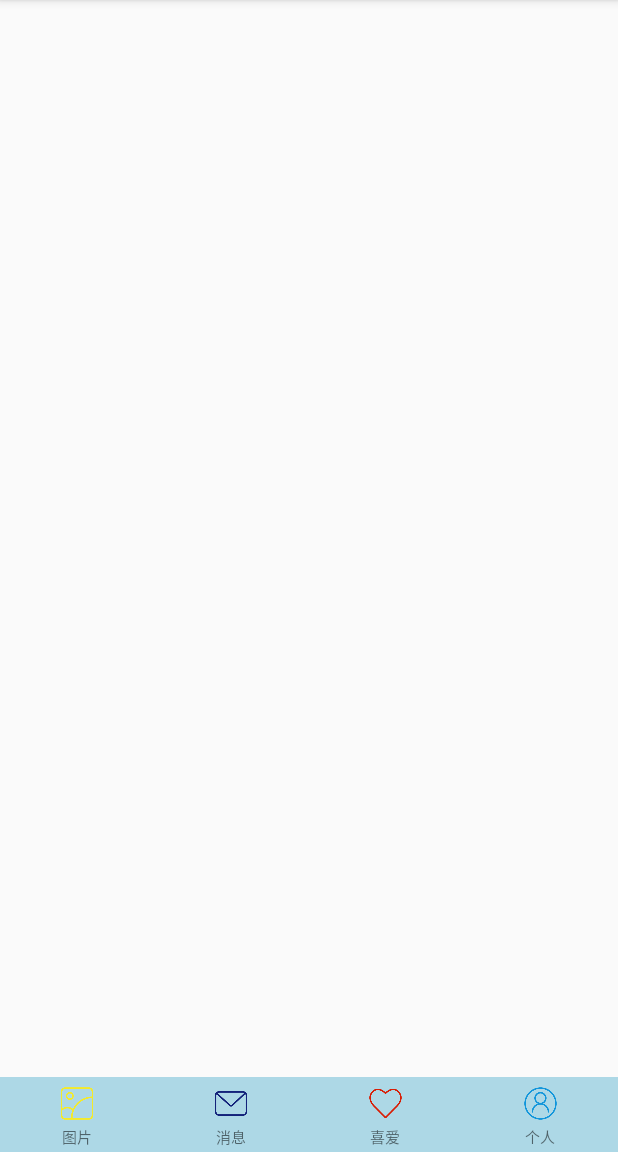
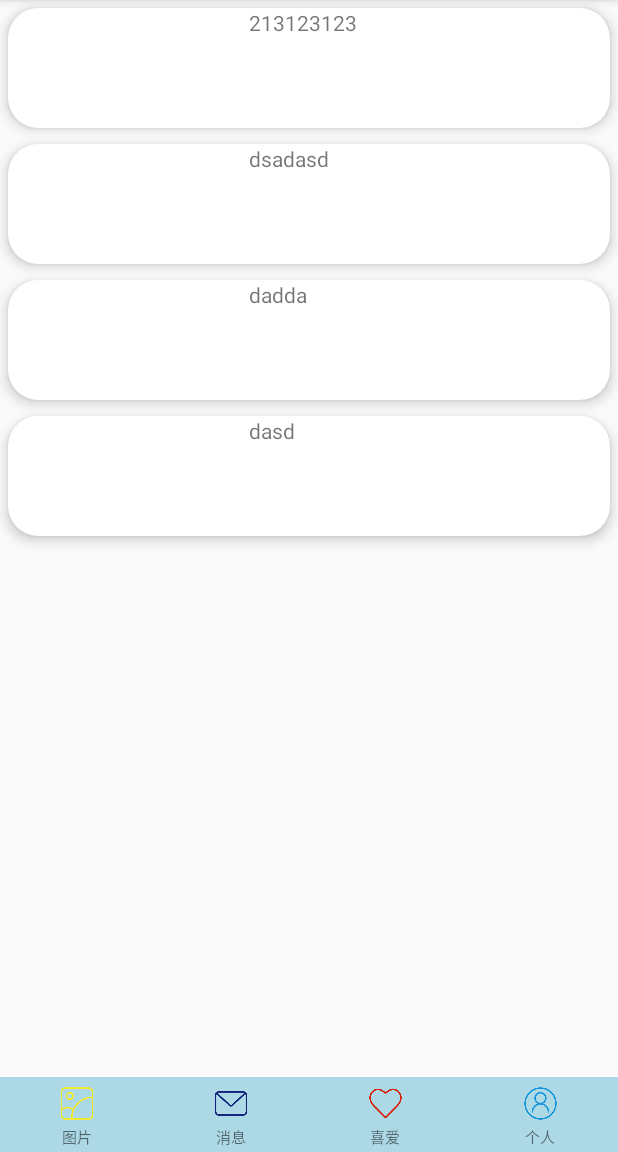
Before and after one commit to FarmerQi/Demo, an Android app: the screen it shows after launch (MainActivity), on a phone screen of 412 x 824 dp, the part 84-1236 px from its top. Run offline under Robolectric (Android 15) with nearby library versions, the light colour scheme and no system bars.

Commit message:
add recyclerview

```diff
--- a/Farm/MyApplication/app/build.gradle
+++ b/Farm/MyApplication/app/build.gradle
@@ -30,4 +30,5 @@ dependencies {
     implementation 'com.android.support:support-v4:25.3.1'
     implementation 'com.android.support:design:25.3.1'
     implementation 'com.android.support:cardview-v7:25.3.1'
+    implementation 'com.android.support:recyclerview-v7:25.3.1'
 }
--- a/Farm/MyApplication/app/src/main/java/com/example/farmerqi/farm/MainActivity.java
+++ b/Farm/MyApplication/app/src/main/java/com/example/farmerqi/farm/MainActivity.java
@@ -7,12 +7,17 @@ import android.support.v4.view.GravityCompat;
 import android.support.v4.widget.DrawerLayout;
 import android.support.v7.app.ActionBarDrawerToggle;
 import android.support.v7.app.AppCompatActivity;
+import android.support.v7.widget.LinearLayoutManager;
+import android.support.v7.widget.RecyclerView;
 import android.support.v7.widget.Toolbar;
 import android.view.Menu;
 import android.view.MenuItem;
 import android.view.View;
 import android.widget.ImageView;
 import android.widget.Toast;
+
+import java.util.ArrayList;
+import java.util.List;
 
 /**
  * Created by FarmerQi on 2017/12/13.
@@ -21,6 +26,8 @@ import android.widget.Toast;
 public class MainActivity extends AppCompatActivity implements
         NavigationView.OnNavigationItemSelectedListener,View.OnClickListener{
     ImageView userImage;
+    RecyclerView recyclerView;
+
     @Override
     protected void onCreate(Bundle savedInstanceState){
         super.onCreate(savedInstanceState);
@@ -39,6 +46,17 @@ public class MainActivity extends AppCompatActivity implements
         userImage = (ImageView)headLayout.findViewById(R.id.nav_user_image);
         navigationView.setNavigationItemSelectedListener(this);
         userImage.setOnClickListener(this);
+
+        recyclerView = (RecyclerView)findViewById(R.id.main_recycler_view);
+        recyclerView.setLayoutManager(new LinearLayoutManager(this));
+        recyclerView.setHasFixedSize(false);
+        List<String> input = new ArrayList<String>();
+        input.add("213123123");
+        input.add("dsadasd");
+        input.add("dadda");
+        input.add("dasd");
+        MyAdapter myAdapter = new MyAdapter(input);
+        recyclerView.setAdapter(myAdapter);
 
     }
 
--- /dev/null
+++ b/Farm/MyApplication/app/src/main/java/com/example/farmerqi/farm/MyAdapter.java
@@ -0,0 +1,52 @@
+package com.example.farmerqi.farm;
+
+import android.support.v7.widget.CardView;
+import android.support.v7.widget.RecyclerView;
+import android.view.LayoutInflater;
+import android.view.View;
+import android.view.ViewGroup;
+import android.widget.ImageView;
+import android.widget.TextView;
+
+import com.example.farmerqi.farm.MainActivity;
+import com.example.farmerqi.farm.R;
+
+import java.util.ArrayList;
+import java.util.List;
+
+/**
+ * Created by FarmerQi on 2018/1/8.
+ */
+
+public class MyAdapter extends RecyclerView.Adapter<MyAdapter.MyViewHolder>{
+    private List<String> dates = null;
+    public MyAdapter(List<String> dates ){
+        this.dates = dates;
+    }
+
+
+    @Override
+    public MyViewHolder onCreateViewHolder(ViewGroup parent, int viewType) {
+        View view = LayoutInflater.from(parent.getContext()).inflate(R.layout.cardview_for_recyclerview,parent,false);
+        MyViewHolder myViewHolder = new MyViewHolder(view);
+        return myViewHolder;
+    }
+
+    @Override
+    public void onBindViewHolder(MyViewHolder holder, int position) {
+        holder.textView.setText(dates.get(position));
+    }
+
+    @Override
+    public int getItemCount() {
+        return dates.size();
+    }
+    class MyViewHolder extends RecyclerView.ViewHolder{
+        public TextView textView;
+        public MyViewHolder(View view){
+            super(view);
+            textView = (TextView) view.findViewById(R.id.card_view_text);
+
+        }
+    }
+}
--- a/Farm/MyApplication/app/src/main/res/layout/activity_main.xml
+++ b/Farm/MyApplication/app/src/main/res/layout/activity_main.xml
@@ -9,7 +9,7 @@
     tools:openDrawer="start">
 
     <include
-        layout="@layout/home_main"
+        layout="@layout/home_toolbar_main"
         android:layout_width="match_parent"
         android:layout_height="match_parent">
     </include>
--- a/Farm/MyApplication/app/src/main/res/layout/cardview_for_recyclerview.xml
+++ b/Farm/MyApplication/app/src/main/res/layout/cardview_for_recyclerview.xml
@@ -1,5 +1,6 @@
 <?xml version="1.0" encoding="utf-8"?>
 <android.support.v7.widget.CardView xmlns:android="http://schemas.android.com/apk/res/android"
+    android:id="@+id/card_view"
     android:layout_width="match_parent"
     android:layout_height="wrap_content"
     xmlns:app="http://schemas.android.com/apk/res-auto"
@@ -11,14 +12,21 @@
     android:layout_marginBottom="5dp"
     app:cardCornerRadius="20dp">
 
-    <ImageView
-        android:id="@+id/cardview_image"
-        android:layout_width="match_parent"
-        android:layout_height="280dp"
-        android:src="@drawable/bg_2018"
-        android:layout_marginLeft="20dp"
-        android:layout_marginRight="20dp"
-        android:layout_marginTop="20dp"
-        android:layout_marginBottom="20dp"/>
+
+    <TextView
+        android:id="@+id/card_view_text"
+        android:layout_width="80dp"
+        android:layout_height="80dp"
+        android:layout_gravity="center"/>
+
+    <!--<ImageView-->
+        <!--android:id="@+id/cardview_image"-->
+        <!--android:layout_width="match_parent"-->
+        <!--android:layout_height="280dp"-->
+        <!--android:src="@drawable/bg_2018"-->
+        <!--android:layout_marginLeft="20dp"-->
+        <!--android:layout_marginRight="20dp"-->
+        <!--android:layout_marginTop="20dp"-->
+        <!--android:layout_marginBottom="20dp"/>-->
 
 </android.support.v7.widget.CardView>
--- a/Farm/MyApplication/app/src/main/res/layout/home_main.xml
+++ b/Farm/MyApplication/app/src/main/res/layout/home_toolbar_main.xml
@@ -1,5 +1,5 @@
 <?xml version="1.0" encoding="utf-8"?>
-<FrameLayout
+<RelativeLayout
     xmlns:android="http://schemas.android.com/apk/res/android"
     android:layout_width="match_parent"
     android:layout_height="match_parent"
@@ -13,12 +13,29 @@
         android:minHeight="?attr/actionBarSize"
         app:titleTextColor="@color/whitesmoke"
         android:elevation="4dp"/>
+    <LinearLayout
+        android:id="@+id/content_layout"
+        android:orientation="vertical"
+        android:layout_width="match_parent"
+        android:layout_height="match_parent"
+        android:layout_below="@+id/toolbar"
+        android:layout_above="@id/bottom_nav">
+
+        <android.support.v7.widget.RecyclerView
+            android:id="@+id/main_recycler_view"
+            android:layout_width="match_parent"
+            android:layout_height="match_parent">
+
+        </android.support.v7.widget.RecyclerView>
+
+    </LinearLayout>
+
 
     <include
-
+        android:id="@+id/bottom_nav"
         layout="@layout/nav_bar_main"
         android:layout_width="match_parent"
         android:layout_height="50dp"
-        android:layout_gravity="bottom"></include>
+        android:layout_alignParentBottom="true"></include>
 
-</FrameLayout>
+</RelativeLayout>
```
